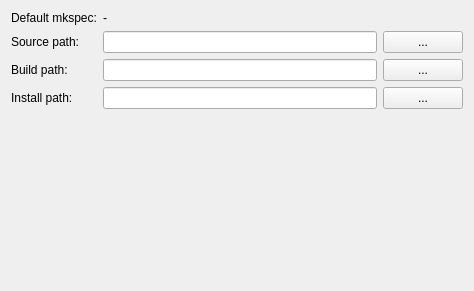
First picture: the form in pages/pageselectpaths.ui, repository HamedMasafi/confiqt, before the edit.
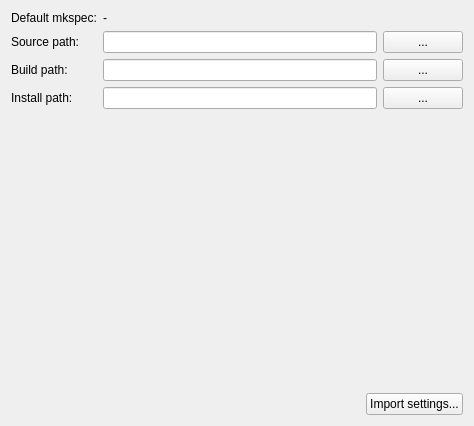
Second picture: the form after the edit.

Diff of the .ui file:
```diff
--- a/pages/pageselectpaths.ui
+++ b/pages/pageselectpaths.ui
@@ -7,7 +7,7 @@
     <x>0</x>
     <y>0</y>
     <width>474</width>
-    <height>291</height>
+    <height>426</height>
    </rect>
   </property>
   <property name="windowTitle">
@@ -124,6 +124,46 @@
      </property>
     </widget>
    </item>
+   <item row="5" column="1">
+    <layout class="QHBoxLayout" name="horizontalLayout_4">
+     <property name="topMargin">
+      <number>0</number>
+     </property>
+     <item>
+      <spacer name="horizontalSpacer">
+       <property name="orientation">
+        <enum>Qt::Horizontal</enum>
+       </property>
+       <property name="sizeHint" stdset="0">
+        <size>
+         <width>40</width>
+         <height>20</height>
+        </size>
+       </property>
+      </spacer>
+     </item>
+     <item>
+      <widget class="QPushButton" name="pushButtonImport">
+       <property name="text">
+        <string>Import settings...</string>
+       </property>
+      </widget>
+     </item>
+    </layout>
+   </item>
+   <item row="4" column="1">
+    <spacer name="verticalSpacer">
+     <property name="orientation">
+      <enum>Qt::Vertical</enum>
+     </property>
+     <property name="sizeHint" stdset="0">
+      <size>
+       <width>20</width>
+       <height>40</height>
+      </size>
+     </property>
+    </spacer>
+   </item>
   </layout>
  </widget>
  <resources/>
```
